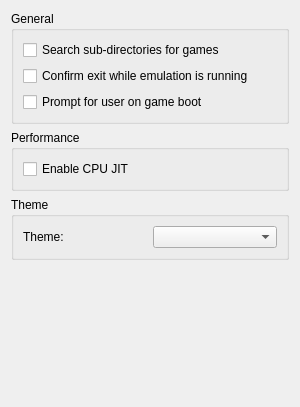
Qt form src/yuzu/configuration/configure_general.ui (yuzu-emu-mirror/yuzu) before a commit.
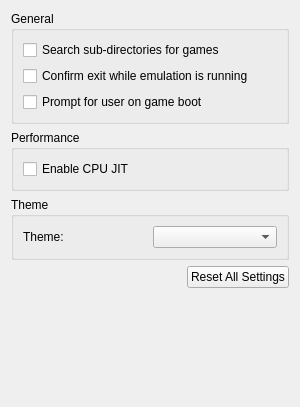
The same form after that commit.

Commit message: configure_general: Add an option to reset defaults

Diff of the .ui file:
```diff
--- a/src/yuzu/configuration/configure_general.ui
+++ b/src/yuzu/configuration/configure_general.ui
@@ -97,6 +97,13 @@
        </layout>
       </widget>
      </item>
+     <item alignment="Qt::AlignRight">
+      <widget class="QPushButton" name="button_reset_defaults">
+       <property name="text">
+        <string>Reset All Settings</string>
+       </property>
+      </widget>
+     </item>
      <item>
       <spacer name="verticalSpacer">
        <property name="orientation">
```
The commit also changes 2 other files.
